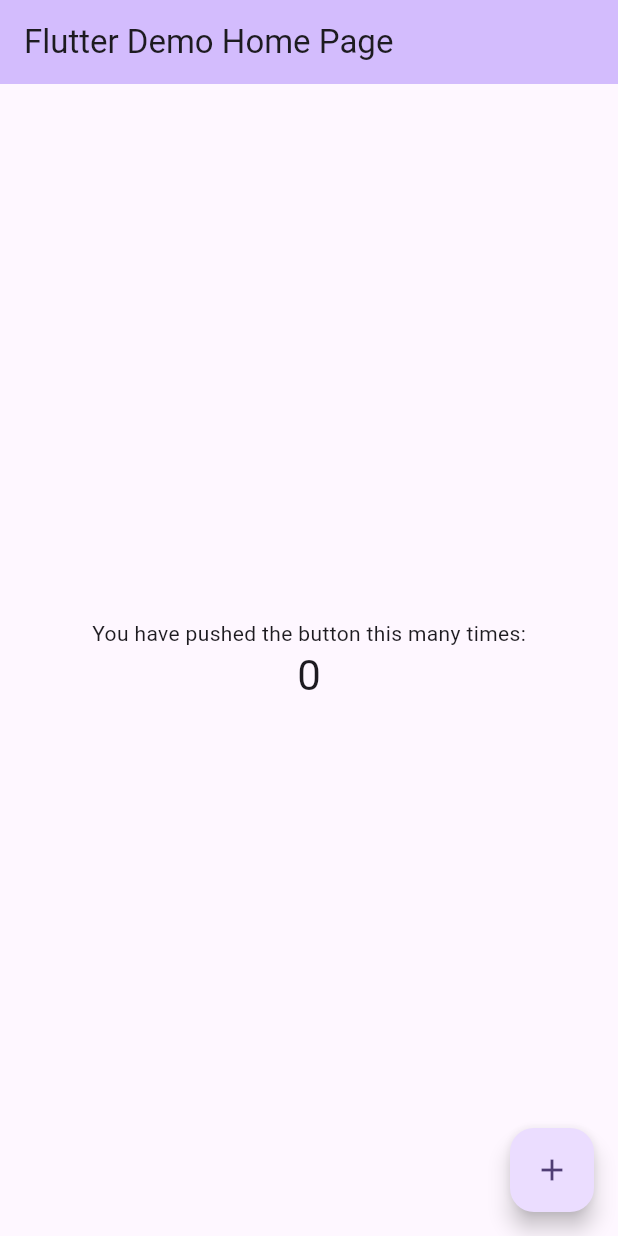
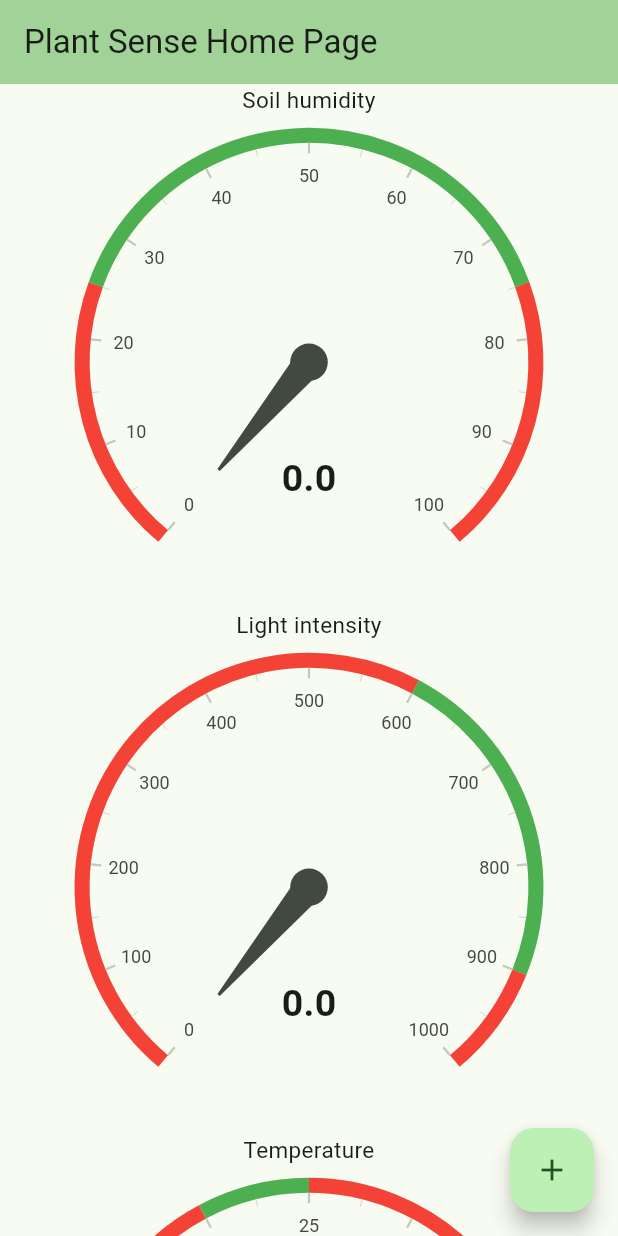
Before and after one commit to plant-sense/plant-sense, a Flutter app: the screen it shows after launch, on a phone screen of 412 x 824 dp. Run offline on Flutter 3.47's test engine with Material 3 defaults, Android fonts, the phone set to English and light mode, and no system bars; drawn by our look-alikes of syncfusion_flutter_gauges.

Commit message:
add three simple gauges

```diff
--- a/app/analysis_options.yaml
+++ b/app/analysis_options.yaml
@@ -22,7 +22,13 @@ linter:
   # producing the lint.
   rules:
     # avoid_print: false  # Uncomment to disable the `avoid_print` rule
-    # prefer_single_quotes: true  # Uncomment to enable the `prefer_single_quotes` rule
-
+    # prefer_single_quotes: true  # Uncomment to enable the `prefer_single_quotes`
+    avoid_print: false
+    prefer_const_constructors_in_immutables: false
+    prefer_const_constructors: false
+    prefer_const_literals_to_create_immutables: false
+    prefer_final_fields: false
+    unnecessary_breaks: true
+    use_key_in_widget_constructors: false
 # Additional information about this file can be found at
 # https://dart.dev/guides/language/analysis-options
--- a/app/lib/main.dart
+++ b/app/lib/main.dart
@@ -1,3 +1,4 @@
+import 'package:app/radial_gauge.dart';
 import 'package:flutter/material.dart';
 
 void main() {
@@ -11,7 +12,7 @@
   @override
   Widget build(BuildContext context) {
     return MaterialApp(
-      title: 'Flutter Demo',
+      title: 'Plant Sense',
       theme: ThemeData(
         // This is the theme of your application.
         //
@@ -28,10 +29,10 @@
         //
         // This works for code too, not just values: Most code changes can be
         // tested with just a hot reload.
-        colorScheme: ColorScheme.fromSeed(seedColor: Colors.deepPurple),
+        colorScheme: ColorScheme.fromSeed(seedColor: Colors.green.shade900),
         useMaterial3: true,
       ),
-      home: const MyHomePage(title: 'Flutter Demo Home Page'),
+      home: const MyHomePage(title: 'Plant Sense Home Page'),
     );
   }
 }
@@ -105,12 +106,29 @@
           // wireframe for each widget.
           mainAxisAlignment: MainAxisAlignment.center,
           children: <Widget>[
-            const Text(
-              'You have pushed the button this many times:',
+            RadialGauge(
+              name: "Soil humidity",
+              value: _counter * 1.0,
+              minimum: 0.0,
+              maximum: 100.0,
+              idealMinimum: 25.0,
+              idealMaximum: 75.0,
             ),
-            Text(
-              '$_counter',
-              style: Theme.of(context).textTheme.headlineMedium,
+            RadialGauge(
+              name: "Light intensity",
+              value: _counter * 25.0,
+              minimum: 0.0,
+              maximum: 1000.0,
+              idealMinimum: 600.0,
+              idealMaximum: 900.0,
+            ),
+            RadialGauge(
+              name: "Temperature",
+              value: _counter * 2.0,
+              minimum: 0.0,
+              maximum: 50.0,
+              idealMinimum: 20.0,
+              idealMaximum: 25.0,
             ),
           ],
         ),
--- /dev/null
+++ b/app/lib/radial_gauge.dart
@@ -0,0 +1,44 @@
+import 'package:flutter/material.dart';
+import 'package:syncfusion_flutter_gauges/gauges.dart';
+
+class RadialGauge extends StatelessWidget {
+  final String name;
+  final double value;
+  final double minimum;
+  final double maximum;
+  final double idealMinimum;
+  final double idealMaximum;
+
+  RadialGauge({
+    required this.name,
+    required this.value,
+    required this.minimum,
+    required this.maximum,
+    required this.idealMinimum,
+    required this.idealMaximum,
+  });
+
+  @override
+  Widget build(BuildContext context) {
+    return SfRadialGauge(axes: <RadialAxis>[
+      RadialAxis(minimum: minimum, maximum: maximum, ranges: <GaugeRange>[
+        GaugeRange(
+            startValue: minimum, endValue: idealMinimum, color: Colors.red),
+        GaugeRange(
+            startValue: idealMinimum,
+            endValue: idealMaximum,
+            color: Colors.green),
+        GaugeRange(
+            startValue: idealMaximum, endValue: maximum, color: Colors.red)
+      ], pointers: <GaugePointer>[
+        NeedlePointer(value: value),
+      ], annotations: <GaugeAnnotation>[
+        (GaugeAnnotation(
+            widget: Text('$value',
+                style: TextStyle(fontSize: 25, fontWeight: FontWeight.bold)),
+            angle: 90,
+            positionFactor: 0.5))
+      ]),
+    ], title: GaugeTitle(text: name));
+  }
+}
--- a/app/pubspec.yaml
+++ b/app/pubspec.yaml
@@ -2,7 +2,7 @@ name: app
 description: "A new Flutter project."
 # The following line prevents the package from being accidentally published to
 # pub.dev using `flutter pub publish`. This is preferred for private packages.
-publish_to: 'none' # Remove this line if you wish to publish to pub.dev
+publish_to: "none" # Remove this line if you wish to publish to pub.dev
 
 # The following defines the version and build number for your application.
 # A version number is three numbers separated by dots, like 1.2.43
@@ -31,10 +31,10 @@ dependencies:
   flutter:
     sdk: flutter
 
-
   # The following adds the Cupertino Icons font to your application.
   # Use with the CupertinoIcons class for iOS style icons.
   cupertino_icons: ^1.0.8
+  syncfusion_flutter_gauges: ^21.2.4
 
 dev_dependencies:
   flutter_test:
@@ -52,7 +52,6 @@ dev_dependencies:
 
 # The following section is specific to Flutter packages.
 flutter:
-
   # The following line ensures that the Material Icons font is
   # included with your application, so that you can use the icons in
   # the material Icons class.
```
Also changed, not shown: app/pubspec.lock.
